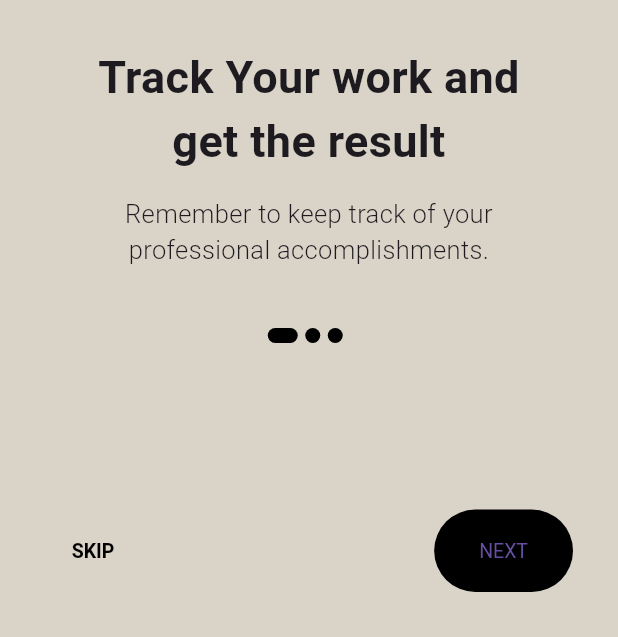
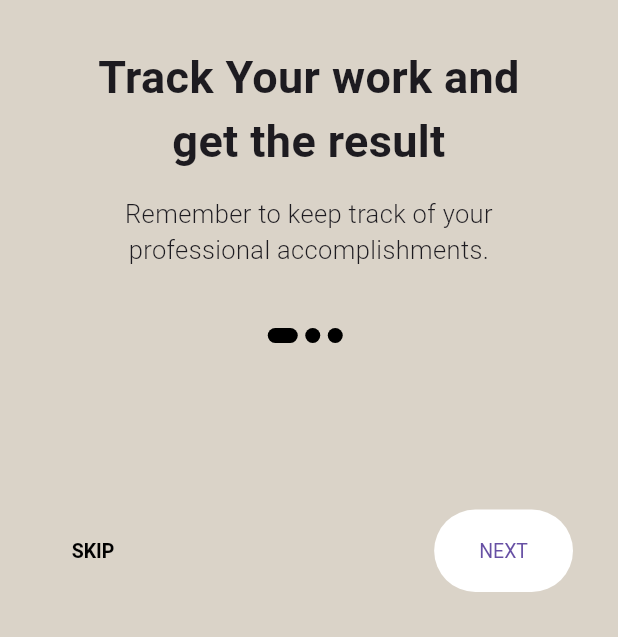
Before and after one commit to gitHUBmichael20/satoeconnectionflutter, a Flutter app: the screen it shows after launch, on a phone screen of 412 x 824 dp, the part 599-1236 px from its top. Run offline on Flutter 3.47's test engine with Material 3 defaults, Android fonts, the light colour scheme and no system bars; our stand-ins replace loading_animation_widget, salomon_bottom_bar; Roboto replaces fonts that are missing (Mulish).

Commit message:
layout flutter satoe connection tugas

```diff
--- a/lib/screen/homescreen.dart
+++ b/lib/screen/homescreen.dart
@@ -1,4 +1,5 @@
 import 'package:flutter/material.dart';
+import 'package:satoe_connection/screen/login/sign_in.dart';
 
 class HomeScreen extends StatefulWidget {
   const HomeScreen({super.key});
@@ -64,7 +65,8 @@ class _HomeScreenState extends State<HomeScreen> {
                     padding: const EdgeInsets.all(40.0),
                     child: Column(
                       children: [
-                        Expanded( // Wrap the Image.asset with Expanded
+                        Expanded(
+                          // Wrap the Image.asset with Expanded
                           child: Image.asset(
                             contents[i].image,
                             // Remove fixed height here, let it be flexible
@@ -116,11 +118,18 @@ class _HomeScreenState extends State<HomeScreen> {
                       ? Padding(
                           padding: const EdgeInsets.all(30),
                           child: ElevatedButton(
-                            onPressed: () {},
+                            onPressed: () {
+                              Navigator.push(
+                                context,
+                                MaterialPageRoute(
+                                  builder: (context) => const SignIn(),
+                                ),
+                              );
+                            },
                             // ignore: sort_child_properties_last
                             child: const Text("START"),
                             style: ElevatedButton.styleFrom(
-                              backgroundColor: Colors.black,
+                              backgroundColor: Colors.white,
                               shape: RoundedRectangleBorder(
                                 borderRadius: BorderRadius.circular(50),
                               ),
@@ -166,7 +175,7 @@ class _HomeScreenState extends State<HomeScreen> {
                                 // ignore: sort_child_properties_last
                                 child: const Text("NEXT"),
                                 style: ElevatedButton.styleFrom(
-                                  backgroundColor: Colors.black,
+                                  backgroundColor: Colors.white,
                                   shape: RoundedRectangleBorder(
                                     borderRadius: BorderRadius.circular(50),
                                   ),
@@ -192,7 +201,6 @@ class _HomeScreenState extends State<HomeScreen> {
     );
   }
 }
-
 
 class SizeConfig {
   static MediaQueryData? _mediaQueryData;
```
